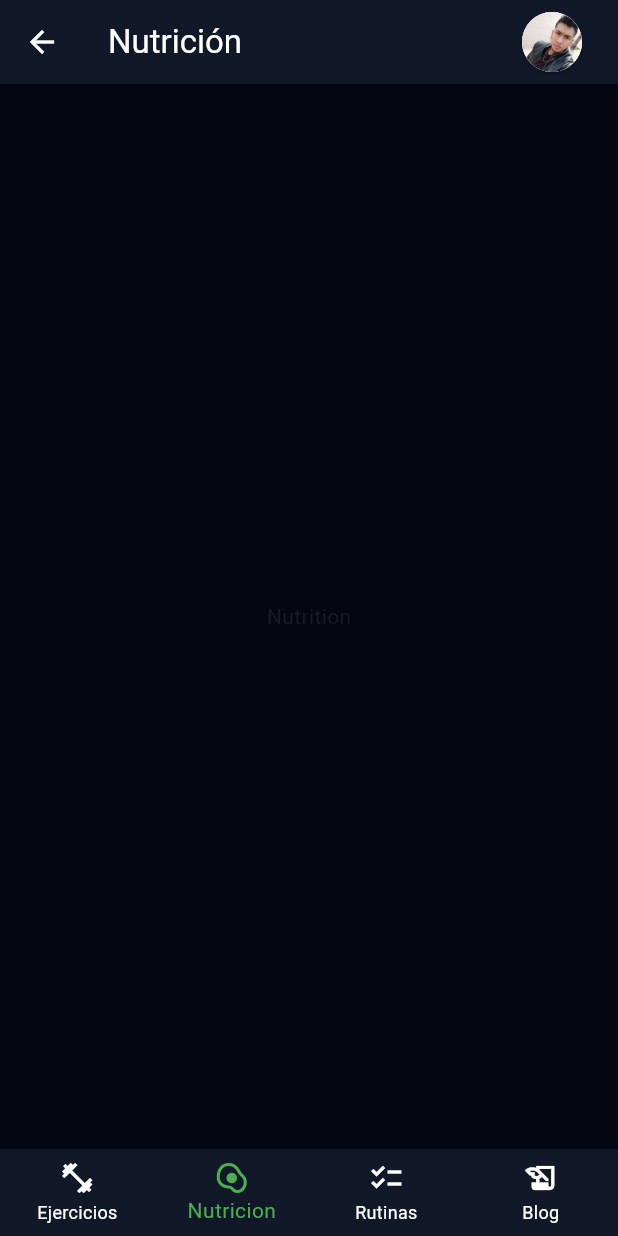
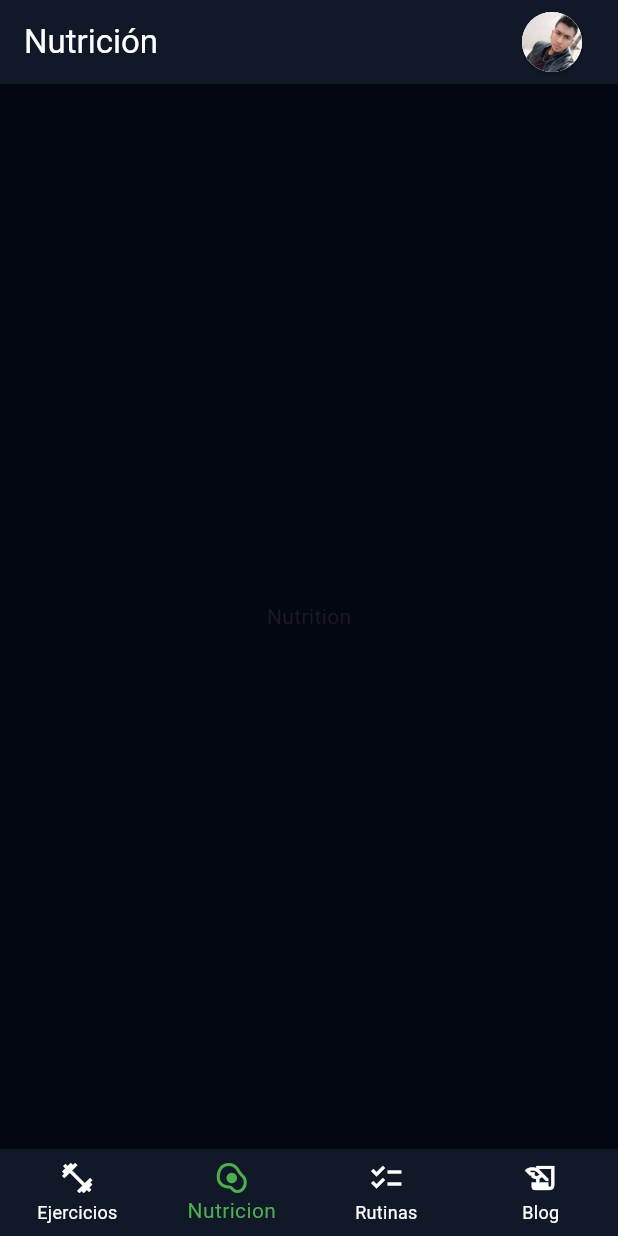
Before and after one commit to JasubiPL/Entrenate-App, a Flutter app: the screen it shows after launch, item 2 of the bottom bar chosen, on a phone screen of 412 x 824 dp. Run offline on Flutter 3.47's test engine with Material 3 defaults, Android fonts, the light colour scheme and no system bars.

Commit message:
Se enruta las paginas y se agrega condicional a MyAppBar para mostrae o no el avatar

```diff
--- a/lib/main.dart
+++ b/lib/main.dart
@@ -1,4 +1,4 @@
-import 'package:entrenate/screens/screens.dart';
+import 'package:entrenate/router/app_routes.dart';
 import 'package:flutter/material.dart';
 
 void main() {
@@ -12,15 +12,8 @@ class MainApp extends StatelessWidget {
   Widget build(BuildContext context) {
     return MaterialApp(
       debugShowCheckedModeBanner: false,
-      initialRoute: 'exercises',
-      routes: {
-        'exercises' : (BuildContext context) => const ExercisesScreen(),
-        'nutrition' : (BuildContext context) => const NutritionScreen(),
-        'routine' : (BuildContext context) => const RoutineScreen(),
-        'blog' : (BuildContext context) => const BlogScreen(),
-        'profile' : (BuildContext context) => const ProfileScreen(),
-
-      },
+      initialRoute: AppRoutes.initialRoute,
+      routes: AppRoutes.routes
     );
   }
 }
--- /dev/null
+++ b/lib/router/app_routes.dart
@@ -0,0 +1,17 @@
+import 'package:entrenate/screens/screens.dart';
+import 'package:flutter/material.dart';
+
+class AppRoutes {
+
+  static const initialRoute = 'exercises';
+
+  static Map<String, Widget Function (BuildContext)> routes = {
+        'exercises' : (BuildContext context) => const ExercisesScreen(),
+        'nutrition' : (BuildContext context) => const NutritionScreen(),
+        'routine' : (BuildContext context) => const RoutineScreen(),
+        'blog' : (BuildContext context) => const BlogScreen(),
+        'profile' : (BuildContext context) => const ProfileScreen(),
+
+      };
+
+}
--- a/lib/screens/profile_screen.dart
+++ b/lib/screens/profile_screen.dart
@@ -1,5 +1,4 @@
 import 'package:entrenate/widgets/my_appbar.dart';
-import 'package:entrenate/widgets/navbar.dart';
 import 'package:flutter/material.dart';
 
 class ProfileScreen extends StatelessWidget {
@@ -13,7 +12,7 @@ class ProfileScreen extends StatelessWidget {
 
     return const Scaffold(
       backgroundColor: bgColor,
-      appBar: MyAppBar(screenTitle: 'Mi Perfil'),
+      appBar: MyAppBar(screenTitle: 'Mi Perfil', avatar: false,),
       body: Center(
         child: Text('Pefil'),
       ),
--- a/lib/widgets/my_appbar.dart
+++ b/lib/widgets/my_appbar.dart
@@ -1,14 +1,14 @@
-import 'package:entrenate/screens/profile_screen.dart';
 import 'package:flutter/material.dart';
 
 class MyAppBar extends StatelessWidget implements PreferredSizeWidget{
+  const MyAppBar({
+    super.key,
+    this.avatar = true,
+    required this.screenTitle,
+  });
 
   final String screenTitle;
-
-  const MyAppBar({
-    super.key,
-    required this.screenTitle,
-  });
+  final bool avatar;
 
   @override
   Widget build(BuildContext context) {
@@ -19,14 +19,16 @@ class MyAppBar extends StatelessWidget implements PreferredSizeWidget{
         title: Text(screenTitle, style: const TextStyle(color: Colors.white)),
         foregroundColor: Colors.white,
         actions:  [
-          ElevatedButton(
-            style: ElevatedButton.styleFrom(shape: const CircleBorder()),
-            onPressed: () {
-              final route = MaterialPageRoute(builder: ( context ) => const ProfileScreen());
-              Navigator.push(context, route);
-            },
-            child: const CircleAvatar(backgroundImage: AssetImage('assets/img/Perfil.jpg')),
-          )
+          if (avatar)  // Mostrar el botón solo si avatar es verdadero
+            ElevatedButton(
+              style: ElevatedButton.styleFrom(shape: const CircleBorder()),
+              onPressed: () {
+                Navigator.pushNamed(context, 'profile');
+              },
+              child: const CircleAvatar(
+                backgroundImage: AssetImage('assets/img/Perfil.jpg'),
+              ),
+            ),
         ],
       );
   }
--- a/lib/widgets/navbar.dart
+++ b/lib/widgets/navbar.dart
@@ -1,4 +1,3 @@
-import 'package:entrenate/screens/screens.dart';
 import 'package:flutter/material.dart';
 
 
@@ -10,7 +9,7 @@ class Navbar extends StatelessWidget {
     required this.index
   });
 
-  final pages = const [ExercisesScreen(), NutritionScreen(), RoutineScreen(), BlogScreen(), ProfileScreen() ];
+  final pages = const ['exercises', 'nutrition', 'routine', 'blog', 'profile' ];
 
   @override
   Widget build(BuildContext context) {
@@ -19,8 +18,7 @@ class Navbar extends StatelessWidget {
 
     return BottomNavigationBar(
       onTap: (value) {
-        final route = MaterialPageRoute(builder: ( context ) => pages[value]);
-        Navigator.push(context, route);
+        Navigator.pushReplacementNamed(context, pages[value]);
       },
       type: BottomNavigationBarType.fixed,
       backgroundColor: primaryColor,
--- a/pubspec.yaml
+++ b/pubspec.yaml
@@ -1,7 +1,7 @@
 name: entrenate
-description: "A new Flutter project."
+description: "Aplicación de enternamiento"
 publish_to: 'none'
-version: 0.1.0
+version: 0.2.0
 
 environment:
   sdk: '>=3.3.0 <4.0.0'
```
Also changed, not shown: 1 other file.
